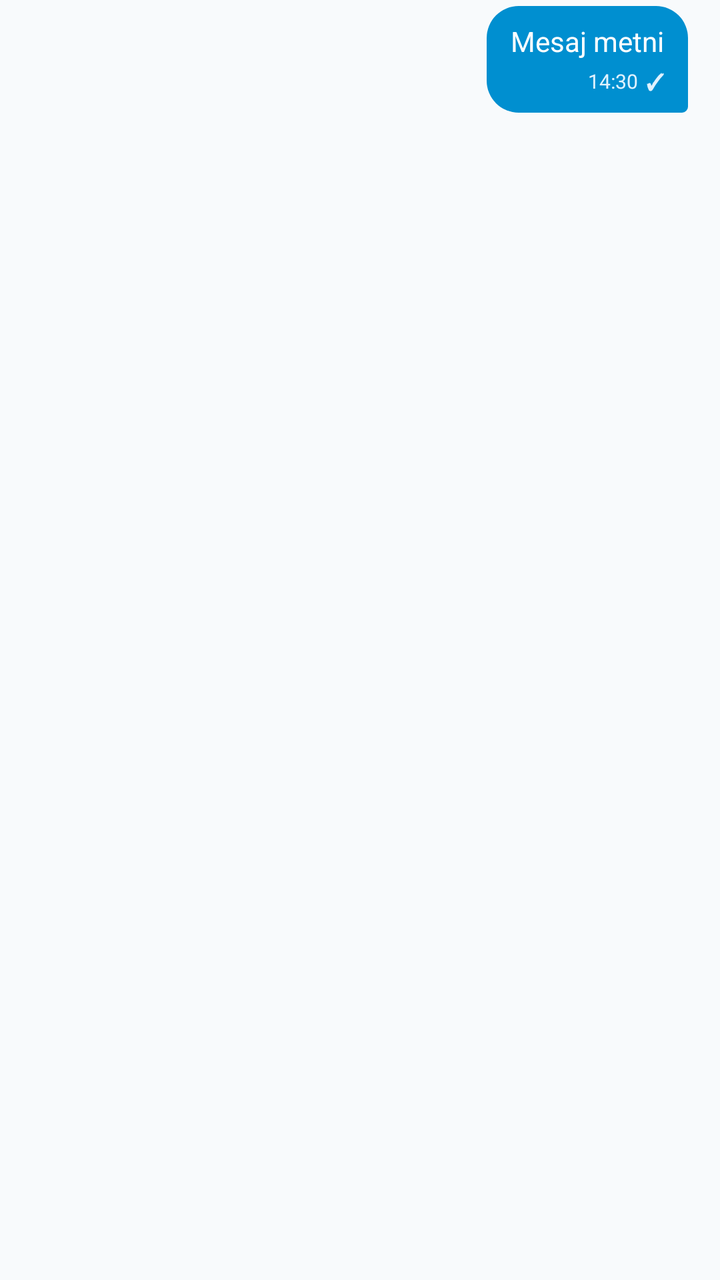
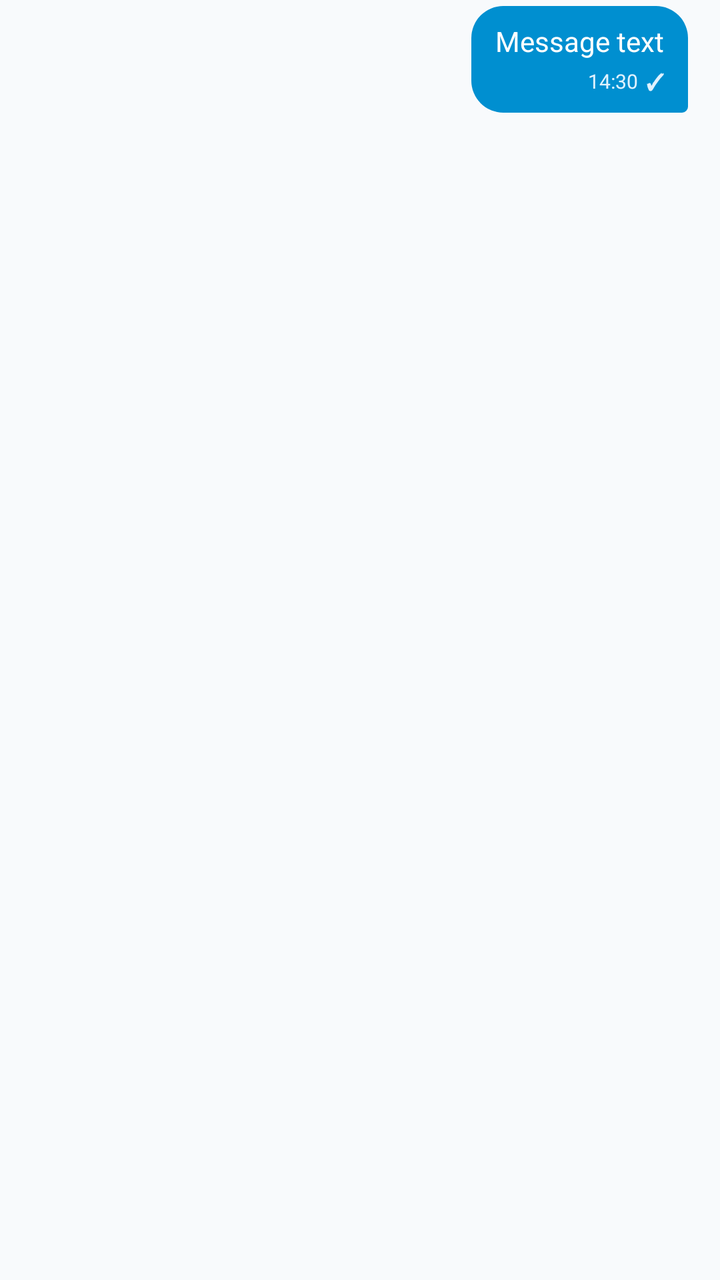

Two renders of the same Android screen: before a commit and after it. Below are the layout's source before the change and the commit's diff.
<!-- AndroidManifest.xml: application theme Theme.AiPbxPhone -->
<!-- res/layout/item_chat_message_me.xml -->
<?xml version="1.0" encoding="utf-8"?>
<LinearLayout xmlns:android="http://schemas.android.com/apk/res/android"
    xmlns:app="http://schemas.android.com/apk/res-auto"
    android:layout_width="match_parent"
    android:layout_height="wrap_content"
    android:gravity="end"
    android:orientation="vertical"
    android:paddingHorizontal="16dp"
    android:paddingVertical="3dp">

    <LinearLayout
        android:layout_width="wrap_content"
        android:layout_height="wrap_content"
        android:background="@drawable/bg_chat_bubble_me"
        android:maxWidth="280dp"
        android:orientation="vertical"
        android:paddingHorizontal="12dp"
        android:paddingVertical="8dp">

        
        <ImageView
            android:id="@+id/ivImage"
            android:contentDescription="Görsel"
            android:layout_width="240dp"
            android:layout_height="180dp"
            android:layout_marginBottom="6dp"
            android:scaleType="centerCrop"
            android:visibility="gone" />

        
        <LinearLayout
            android:id="@+id/llFileAttachment"
            android:layout_width="wrap_content"
            android:layout_height="wrap_content"
            android:layout_marginBottom="6dp"
            android:background="?attr/selectableItemBackground"
            android:gravity="center_vertical"
            android:orientation="horizontal"
            android:visibility="gone">

            <ImageView
                android:layout_width="28dp"
                android:layout_height="28dp"
                android:contentDescription="@null"
                android:src="@drawable/ic_attach"
                app:tint="#FFFFFF" />

            <LinearLayout
                android:layout_width="wrap_content"
                android:layout_height="wrap_content"
                android:layout_marginStart="8dp"
                android:orientation="vertical">

                <TextView
                    android:id="@+id/tvFileName"
                    android:layout_width="wrap_content"
                    android:layout_height="wrap_content"
                    android:ellipsize="middle"
                    android:maxWidth="170dp"
                    android:singleLine="true"
                    android:text="dosya.pdf"
                    android:textColor="#FFFFFF"
                    android:textSize="13sp"
                    android:textStyle="bold" />

                <TextView
                    android:id="@+id/tvFileSize"
                    android:layout_width="wrap_content"
                    android:layout_height="wrap_content"
                    android:text="2.4 MB"
                    android:textColor="#E0F2FE"
                    android:textSize="10.5sp" />
            </LinearLayout>
        </LinearLayout>

        
        <TextView
            android:id="@+id/tvMessage"
            android:layout_width="wrap_content"
            android:layout_height="wrap_content"
            android:text="Mesaj metni"
            android:textColor="#FFFFFF"
            android:textSize="14sp" />

        
        <LinearLayout
            android:layout_width="wrap_content"
            android:layout_height="wrap_content"
            android:layout_gravity="end"
            android:layout_marginTop="3dp"
            android:gravity="center_vertical"
            android:orientation="horizontal">

            <TextView
                android:id="@+id/tvTime"
                android:layout_width="wrap_content"
                android:layout_height="wrap_content"
                android:text="14:30"
                android:textColor="#E0F2FE"
                android:textSize="10sp" />

            <TextView
                android:id="@+id/tvStatus"
                android:layout_width="wrap_content"
                android:layout_height="wrap_content"
                android:layout_marginStart="4dp"
                android:text="✓"
                android:textColor="#E0F2FE"
                android:textSize="11sp"
                android:textStyle="bold" />
        </LinearLayout>
    </LinearLayout>
</LinearLayout>
<!-- resources referenced by this layout -->
<resources>
  <!-- drawable bg_chat_bubble_me (drawable) -->
  <?xml version="1.0" encoding="utf-8"?>
  <shape xmlns:android="http://schemas.android.com/apk/res/android">
      <solid android:color="@color/primary" />
      <corners
          android:topLeftRadius="16dp"
          android:topRightRadius="16dp"
          android:bottomLeftRadius="16dp"
          android:bottomRightRadius="3dp" />
  </shape>
  <!-- drawable ic_attach (drawable) -->
  <vector xmlns:android="http://schemas.android.com/apk/res/android"
      android:width="24dp"
      android:height="24dp"
      android:viewportWidth="24"
      android:viewportHeight="24">
    <path
        android:fillColor="#FFFFFFFF"
        android:pathData="M16.5,6v11.5c0,2.21 -1.79,4 -4,4s-4,-1.79 -4,-4V5c0,-1.38 1.12,-2.5 2.5,-2.5s2.5,1.12 2.5,2.5v10.5c0,0.55 -0.45,1 -1,1s-1,-0.45 -1,-1V6H10v9.5c0,1.38 1.12,2.5 2.5,2.5s2.5,-1.12 2.5,-2.5V5c0,-2.21 -1.79,-4 -4,-4S7,2.79 7,5v12.5c0,3.04 2.46,5.5 5.5,5.5s5.5,-2.46 5.5,-5.5V6h-1.5z"/>
  </vector>
  <style name="Theme.AiPbxPhone" parent="Theme.MaterialComponents.DayNight.NoActionBar">
          <item name="colorPrimary">@color/primary</item>
          <item name="colorPrimaryVariant">@color/primary_dark</item>
          <item name="colorOnPrimary">#FFFFFF</item>
          <item name="colorSecondary">@color/accent</item>
          <item name="android:windowBackground">@color/bg_light</item>
      </style>
  <color name="primary">#008FD0</color>
  <color name="primary_dark">#006DA0</color>
  <color name="accent">#00A3EC</color>
  <color name="bg_light">#F8FAFC</color>
</resources>

<!-- the commit's change to res/layout/item_chat_message_me.xml (unified diff, before → after) -->
@@ -20,7 +20,7 @@
         
         <ImageView
             android:id="@+id/ivImage"
-            android:contentDescription="Görsel"
+            android:contentDescription="@string/ui_image"
             android:layout_width="240dp"
             android:layout_height="180dp"
             android:layout_marginBottom="6dp"
@@ -78,7 +78,7 @@
             android:id="@+id/tvMessage"
             android:layout_width="wrap_content"
             android:layout_height="wrap_content"
-            android:text="Mesaj metni"
+            android:text="@string/ui_sample_message"
             android:textColor="#FFFFFF"
             android:textSize="14sp" />
 
<!-- resource entries referenced after the edit -->
@@ -20,6 +20,8 @@
         android:fillColor="#FFFFFFFF"
         android:pathData="M16.5,6v11.5c0,2.21 -1.79,4 -4,4s-4,-1.79 -4,-4V5c0,-1.38 1.12,-2.5 2.5,-2.5s2.5,1.12 2.5,2.5v10.5c0,0.55 -0.45,1 -1,1s-1,-0.45 -1,-1V6H10v9.5c0,1.38 1.12,2.5 2.5,2.5s2.5,-1.12 2.5,-2.5V5c0,-2.21 -1.79,-4 -4,-4S7,2.79 7,5v12.5c0,3.04 2.46,5.5 5.5,5.5s5.5,-2.46 5.5,-5.5V6h-1.5z"/>
   </vector>
+  <string name="ui_image">Image</string>
+  <string name="ui_sample_message">Message text</string>
   <style name="Theme.AiPbxPhone" parent="Theme.MaterialComponents.DayNight.NoActionBar">
           <item name="colorPrimary">@color/primary</item>
           <item name="colorPrimaryVariant">@color/primary_dark</item>
